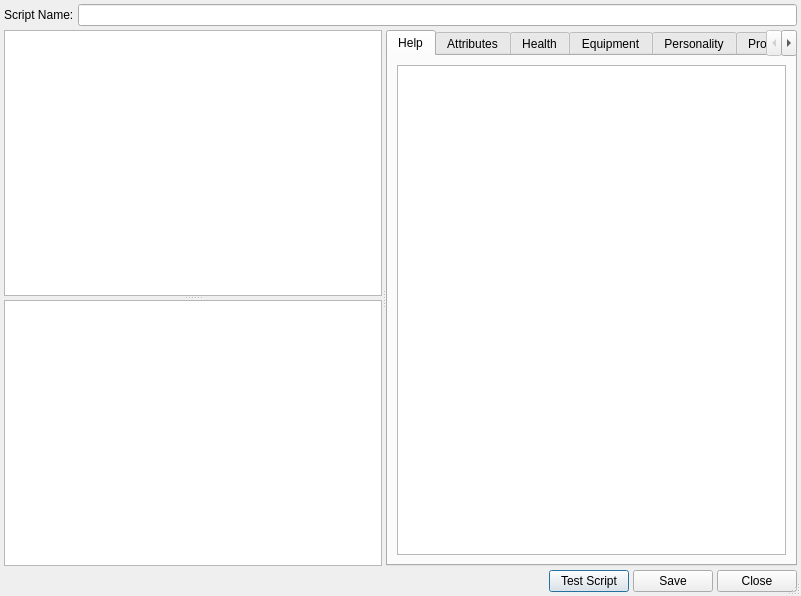
The window that src/scriptdialog.ui (Dwarf-Therapist/Dwarf-Therapist) describes before a commit, drawn with Qt 5.
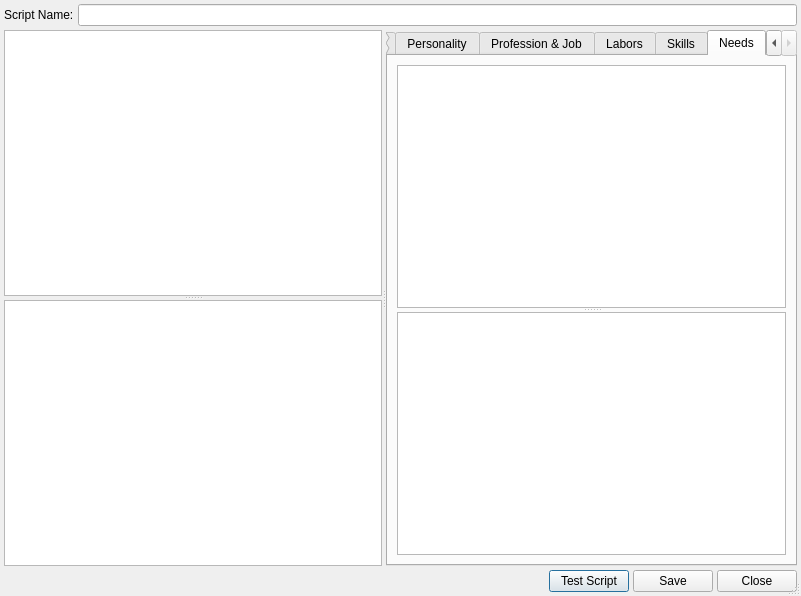
The same window after the commit. The open tabs and pages were chosen to show the change. Icons and pictures are not drawn.

Commit message: Add script editor documentation for needs

```diff
--- a/src/scriptdialog.ui
+++ b/src/scriptdialog.ui
@@ -309,6 +309,30 @@
         </item>
        </layout>
       </widget>
+      <widget class="QWidget" name="tabNeeds">
+       <attribute name="title">
+        <string>Needs</string>
+       </attribute>
+       <layout class="QVBoxLayout" name="verticalLayout_4">
+        <item>
+         <widget class="QSplitter" name="splitter">
+          <property name="orientation">
+           <enum>Qt::Vertical</enum>
+          </property>
+          <widget class="QTextEdit" name="txt_need_info">
+           <property name="readOnly">
+            <bool>true</bool>
+           </property>
+          </widget>
+          <widget class="QTextEdit" name="text_needs">
+           <property name="readOnly">
+            <bool>true</bool>
+           </property>
+          </widget>
+         </widget>
+        </item>
+       </layout>
+      </widget>
      </widget>
     </widget>
    </item>
```
The commit also changes 2 other files.
